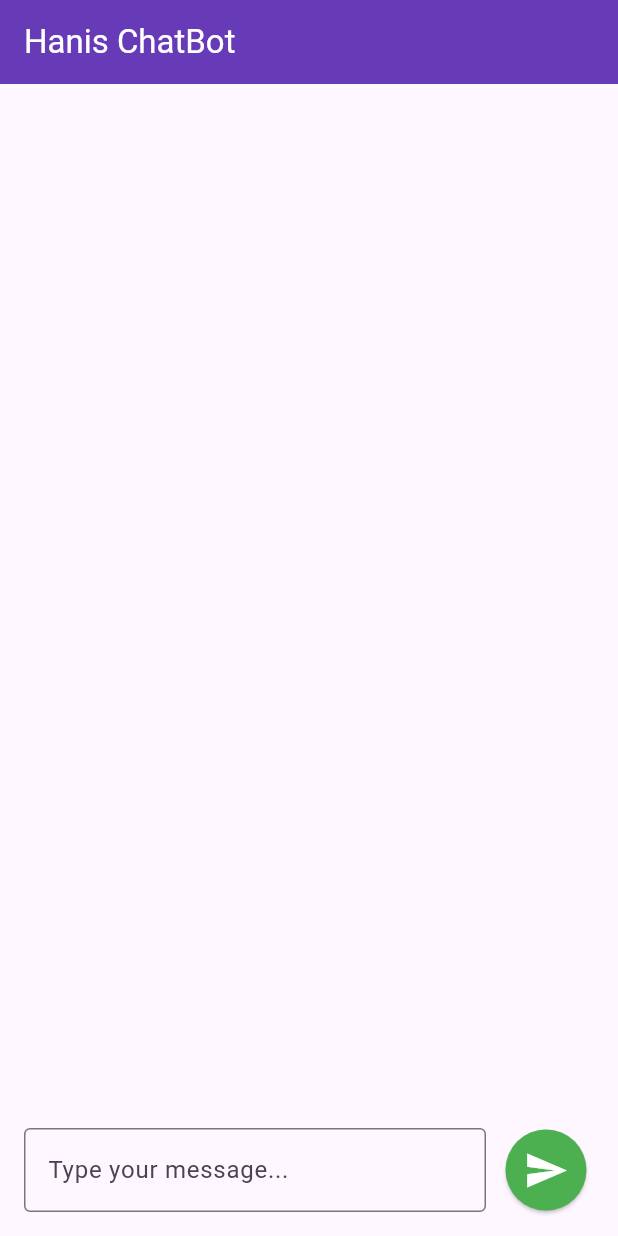
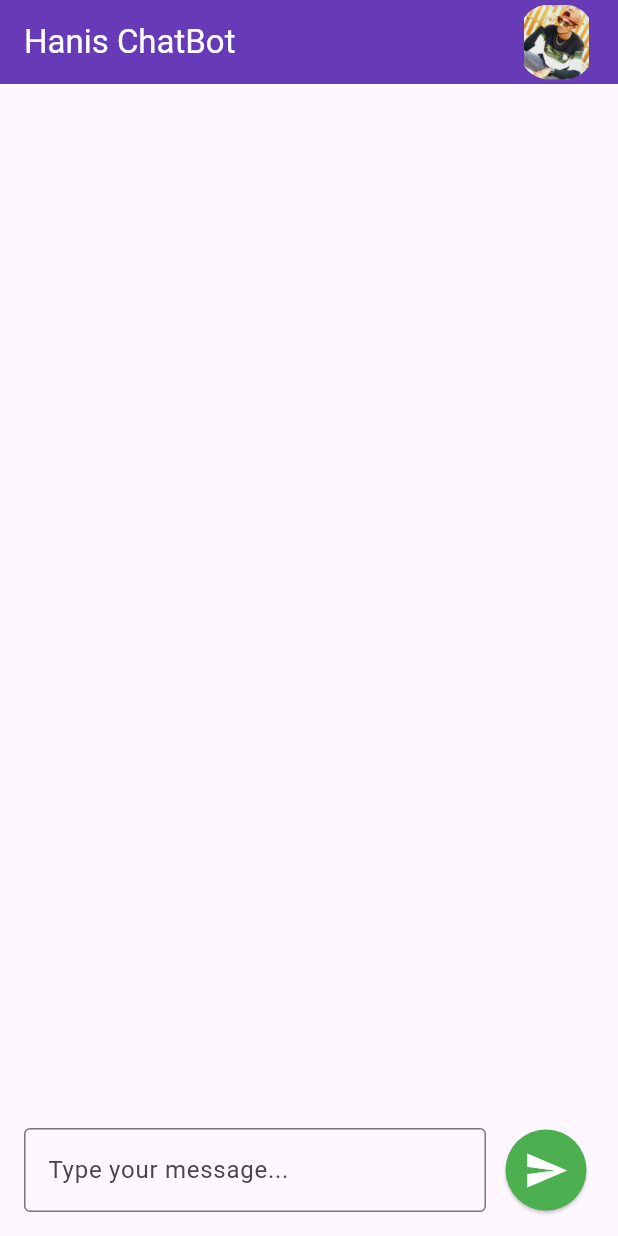
Before and after one commit to Hanishanus/AIChatApp, a Flutter app: the screen it shows after launch, on a phone screen of 412 x 824 dp. Run offline on Flutter 3.47's test engine with Material 3 defaults, Android fonts, the phone set to English and light mode, and no system bars; our stand-ins replace flutter_gemini.

```diff
--- a/lib/main.dart
+++ b/lib/main.dart
@@ -60,9 +60,29 @@ class _ChatScreenState extends State<ChatScreen> {
   Widget build(BuildContext context) {
     return Scaffold(
       appBar: AppBar(
-        title: Text("Hanis ChatBot"),
+        elevation: 0,
+        title: Row(
+          mainAxisAlignment: MainAxisAlignment.spaceBetween,
+          children: [
+            Text("Hanis ChatBot"),
+            Container(
+              height: 50,
+              width: 50,
+              child: ClipRRect(
+                borderRadius: BorderRadius.circular(20),
+                child: Image.asset(
+                  'assets/20211115_145423.jpg', // Make sure the image is in your assets folder
+
+                ),
+              ),
+
+
+            )
+          ],
+        ),
         backgroundColor: Colors.deepPurple,
         foregroundColor: Colors.white,
+
       ),
       body:Padding(
         padding: const EdgeInsets.all(8.0),
--- a/pubspec.yaml
+++ b/pubspec.yaml
@@ -61,9 +61,8 @@ flutter:
   uses-material-design: true
 
   # To add assets to your application, add an assets section, like this:
-  # assets:
-  #   - images/a_dot_burr.jpeg
-  #   - images/a_dot_ham.jpeg
+  assets:
+    - assets/20211115_145423.jpg
 
   # An image asset can refer to one or more resolution-specific "variants", see
   # https://flutter.dev/to/resolution-aware-images
```
Also changed, not shown: assets/20211115_145423.jpg (added).
